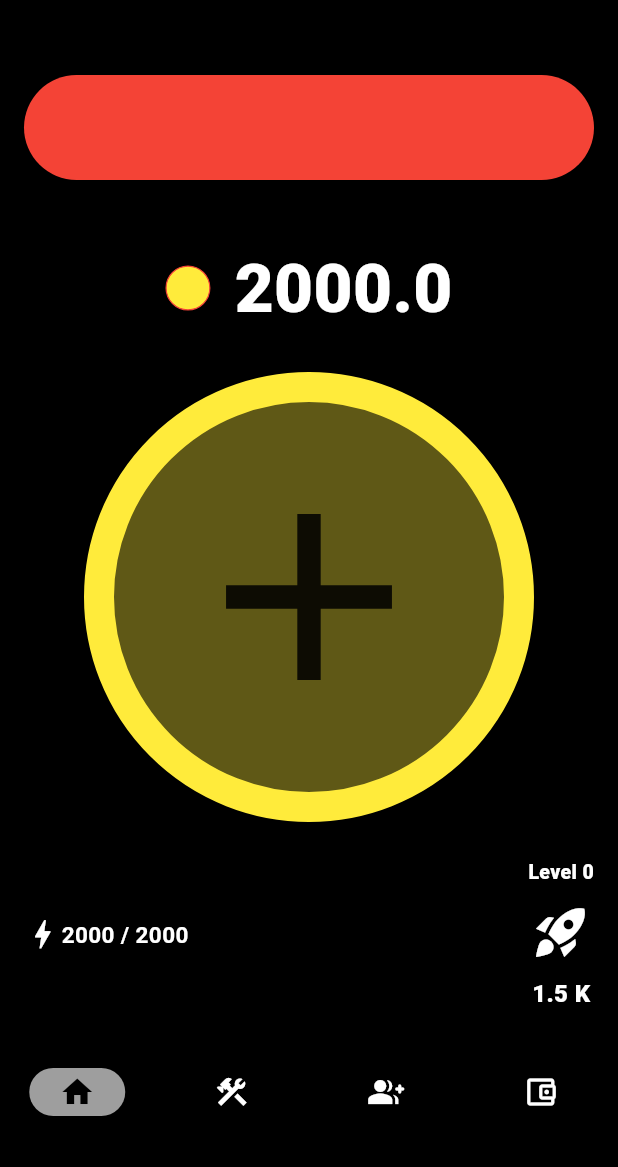
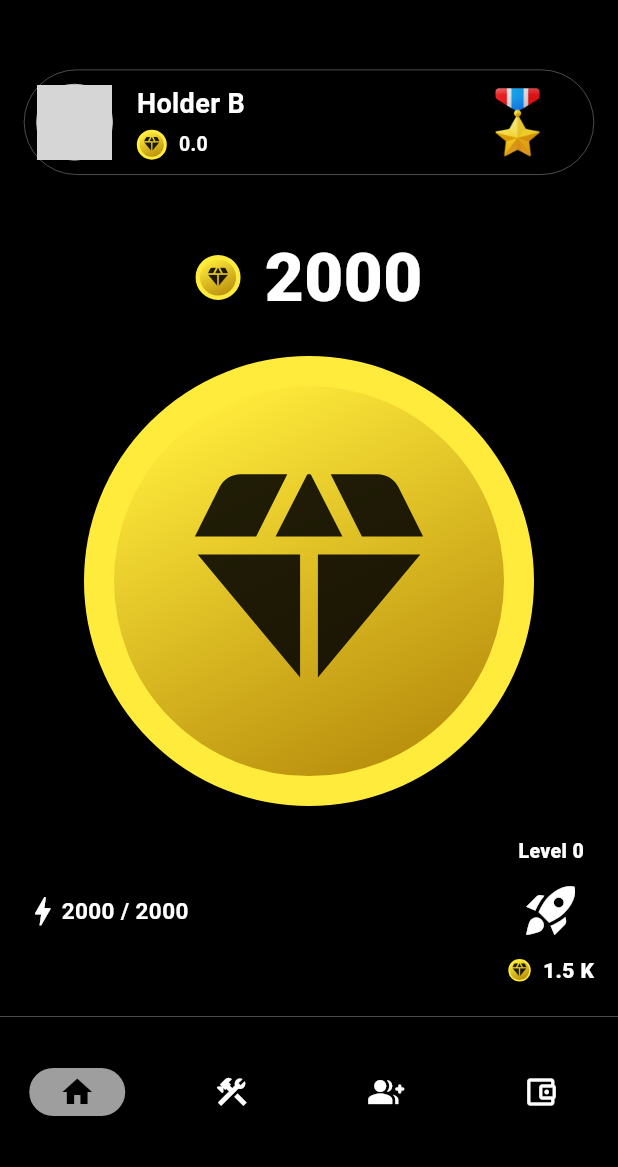
Before and after one commit to n3ominer/minerz, a Flutter app: the screen it shows after launch, on a phone screen of 412 x 824 dp, the part 69-1236 px from its top. Run offline on Flutter 3.47's test engine with Material 3 defaults, Android fonts, the phone set to English and light mode, and no system bars; network calls fail; grey boxes are pictures that could not be loaded.

Commit message:
Updated home with object to encapsulate the logic of earning and consuming coins

```diff
--- a/lib/pages/home.dart
+++ b/lib/pages/home.dart
@@ -3,6 +3,7 @@ import 'dart:async';
 import 'package:flutter/material.dart';
 import 'package:minerz/models/hashrate_power.dart';
 import 'package:minerz/models/miner.dart';
+import 'package:minerz/widgets/coin.dart';
 
 class HomeScreen extends StatefulWidget {
   const HomeScreen({super.key});
@@ -36,13 +37,20 @@ class HomeScreenState extends State<HomeScreen> {
     timer = Timer.periodic(
       const Duration(milliseconds: 1200),
       (Timer t) => setState(() {
-        if (miner.minerHashrate < minerHashratePower.maxHashratePower - minerHashratePower.miningEarnings) {
+        if (miner.minerHashrate <
+            minerHashratePower.maxHashratePower -
+                minerHashratePower.miningEarnings) {
           miner.minerHashrate += minerHashratePower.miningEarnings;
-          print("Reloaded ${minerHashratePower.miningEarnings} to the hash power");
+          print(
+              "Reloaded ${minerHashratePower.miningEarnings} to the hash power");
         } else {
           miner.minerHashrate = minerHashratePower.maxHashratePower;
-          timer?.cancel();
+          //timer?.cancel();
           print("Timer canceled");
+        }
+
+        if (miner.profitPerHour > 0) {
+          miner.totalCoins += miner.profitPerHour / 3600;
         }
       }),
     );
@@ -67,6 +75,7 @@ class HomeScreenState extends State<HomeScreen> {
         miner.totalCoins -= minerHashratePower.upgradeToNextLevelCost;
         minerHashratePower.upgradeHashPower();
         miner.minerHashrate = minerHashratePower.maxHashratePower;
+        miner.upgradePph(5000000);
       }
     });
   }
@@ -107,29 +116,128 @@ class HomeScreenState extends State<HomeScreen> {
       body: Column(
         mainAxisAlignment: MainAxisAlignment.spaceEvenly,
         children: [
-          _buildMinerStatContainre(),
+          _buildMinerStatContainer(miner.profilIconUrl),
           _buildCoinsCounter(),
           GestureDetector(
             onTap: () => {_consumeHashRate()},
-            child: _buildCoinTapContainer(),
+            child: const CoinWidget(
+              coinHeight: 300.0,
+              coinWidth: 300.0,
+              borderWidth: 20,
+              centerIconSize: 190,
+            ),
           ),
           Padding(
+            /// Hashrate bottom section
             padding: const EdgeInsets.only(left: 16.0, right: 16.0),
             child: _buildBottomHashrate(),
-          )
+          ),
+          Container(
+            /// Bottom separator between the views and the navigation bar
+            height: 0.2,
+            color: Colors.white,
+          ),
         ],
       ),
     );
   }
 
-  Padding _buildMinerStatContainre() {
+  Padding _buildMinerStatContainer(String minerProfilPictureUrl) {
     return Padding(
       padding: const EdgeInsets.all(16.0),
       child: Container(
         height: 70.0,
         decoration: BoxDecoration(
-          color: Colors.red,
           borderRadius: BorderRadius.circular(40.0),
+          border: Border.all(width: 0.2, color: Colors.white),
+          boxShadow: const [
+            BoxShadow(
+              color: Colors.black,
+              offset: Offset(0.0, 1.0),
+              blurRadius: 5.0,
+            ),
+          ],
+        ),
+        child: Row(
+          children: [
+            Padding(
+              /// Avatar widget
+              padding: const EdgeInsets.only(left: 8.0, right: 16.0),
+              child: Container(
+                decoration: BoxDecoration(
+                  borderRadius: BorderRadius.circular(25.0),
+                  border: Border.all(width: 0.5, color: Colors.white),
+                  gradient: const LinearGradient(
+                    begin: Alignment.bottomLeft,
+                    end: Alignment.centerRight,
+                    colors: [
+                      Color.fromARGB(255, 28, 28, 28),
+                      Color.fromARGB(255, 109, 108, 108),
+                    ],
+                  ),
+                ),
+                child: CircleAvatar(
+                  radius: 25.0,
+                  backgroundColor: Colors.transparent,
+                  backgroundImage: NetworkImage(minerProfilPictureUrl),
+                ),
+              ),
+            ),
+            Expanded(
+              /// Player stats section
+              child: Row(
+                mainAxisAlignment: MainAxisAlignment.spaceBetween,
+                children: [
+                  Column(
+                    mainAxisAlignment: MainAxisAlignment.center,
+                    crossAxisAlignment: CrossAxisAlignment.start,
+                    children: [
+                      Text(
+                        miner.name,
+                        style: const TextStyle(
+                          color: Colors.white,
+                          fontSize: 18.0,
+                          fontWeight: FontWeight.bold,
+                        ),
+                      ),
+                      const SizedBox(
+                        height: 4.0,
+                      ),
+                      Row(
+                        children: [
+                          const CoinWidget(
+                              coinHeight: 20.0,
+                              coinWidth: 20.0,
+                              borderWidth: 2,
+                              centerIconSize: 13),
+                          const SizedBox(
+                            width: 8.0,
+                          ),
+                          Text(
+                            miner.profitPerHourFormattedString,
+                            style: const TextStyle(
+                              color: Colors.white,
+                              fontSize: 13.0,
+                              fontWeight: FontWeight.bold,
+                            ),
+                          ),
+                        ],
+                      )
+                    ],
+                  ),
+                  Padding(
+                    padding: const EdgeInsets.only(right: 16.0),
+                    child: Container(
+                      child: IconButton(
+                        icon: Image.asset("images/medaille.png"),
+                        onPressed: () => {print("Display leagues")},
+                      ),
+                    ),
+                  ),
+                ],
+              ),
+            ),
+          ],
         ),
       ),
     );
@@ -139,22 +247,17 @@ class HomeScreenState extends State<HomeScreen> {
     return Row(
       mainAxisAlignment: MainAxisAlignment.center,
       children: [
-        Container(
-          height: 30.0,
-          width: 30.0,
-          decoration: BoxDecoration(
-              color: Colors.yellow,
-              borderRadius: BorderRadius.circular(30.0),
-              border: Border.all(
-                width: 0.8,
-                color: Colors.red,
-              )),
+        const CoinWidget(
+          coinHeight: 30.0,
+          coinWidth: 30.0,
+          borderWidth: 3,
+          centerIconSize: 17,
         ),
         const SizedBox(
           width: 16.0,
         ),
         Text(
-          "${miner.totalCoins}",
+          "${miner.totalCoins.round()}",
           style: const TextStyle(
             fontSize: 45,
             color: Colors.white,
@@ -162,22 +265,6 @@ class HomeScreenState extends State<HomeScreen> {
           ),
         ),
       ],
-    );
-  }
-
-  Container _buildCoinTapContainer() {
-    return Container(
-      height: 300,
-      width: 300,
-      decoration: BoxDecoration(
-          borderRadius: BorderRadius.circular(200.0),
-          color: const Color.fromARGB(95, 255, 235, 59),
-          border: Border.all(width: 20, color: Colors.yellow)),
-      child: const Icon(
-        //Icons.currency_bitcoin,
-        Icons.add,
-        size: 190,
-      ),
     );
   }
 
@@ -229,11 +316,20 @@ class HomeScreenState extends State<HomeScreen> {
         const SizedBox(
           height: 10,
         ),
-        Text(
-          minerHashratePower.upgradeToNextLevelCostString,
-          style: const TextStyle(
-              color: Colors.white, fontWeight: FontWeight.w900, fontSize: 16),
-        ),
+        Row(
+          children: [
+            const CoinWidget(coinHeight: 15.0, coinWidth: 15.0, borderWidth: 1, centerIconSize: 12,),
+            const SizedBox(width: 8,),
+            Text(
+              minerHashratePower.upgradeToNextLevelCostString,
+              style: const TextStyle(
+                color: Colors.white,
+                fontWeight: FontWeight.w900,
+                fontSize: 14,
+              ),
+            ),
+          ],
+        )
       ],
     );
   }
```
